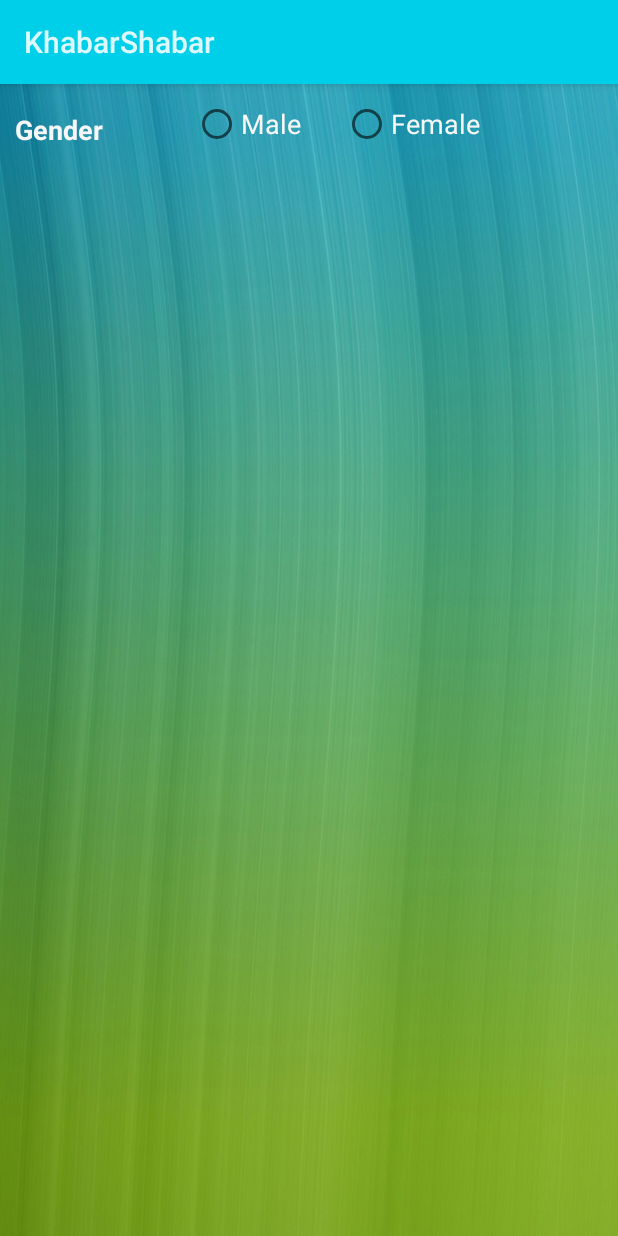
After one commit to SamaSamrin/KhabarShabarAgain, an Android app: the GuestPage screen opened directly, with no data from a screen before it, on a phone screen of 412 x 824 dp. The commit adds this screen. Run offline under Robolectric (Android 15) with nearby library versions, the phone set to English and light mode, and no system bars.

Commit message:
adding guest page, fixed login page

```diff
--- a/app/src/main/AndroidManifest.xml
+++ b/app/src/main/AndroidManifest.xml
@@ -30,6 +30,8 @@
             android:theme="@style/AppTheme.NoActionBar" />
         <activity android:name=".Login" />
         <activity android:name=".SignUp" />
+        <activity android:name=".CalculatorDemo" />
+        <activity android:name=".GuestPage"></activity>
     </application>
 
 </manifest>
--- /dev/null
+++ b/app/src/main/java/com/example/user/khabarshabar2/GuestPage.java
@@ -0,0 +1,13 @@
+package com.example.user.khabarshabar2;
+
+import android.app.Activity;
+import android.os.Bundle;
+
+public class GuestPage extends Activity {
+
+    @Override
+    protected void onCreate(Bundle savedInstanceState) {
+        super.onCreate(savedInstanceState);
+        setContentView(R.layout.activity_guest_page);
+    }
+}
--- a/app/src/main/java/com/example/user/khabarshabar2/Login.java
+++ b/app/src/main/java/com/example/user/khabarshabar2/Login.java
@@ -32,8 +32,8 @@ public class Login extends Activity {
         startActivity(i);
     }
 
-    public void goToSignUp(View view){
-        Intent i = new Intent(Login.this, SignUp.class);
+    public void goToGuestPage(View view){
+        Intent i = new Intent(Login.this, GuestPage.class);
         startActivity(i);
     }
 }
--- /dev/null
+++ b/app/src/main/res/layout/activity_guest_page.xml
@@ -0,0 +1,52 @@
+<?xml version="1.0" encoding="utf-8"?>
+<android.widget.RelativeLayout xmlns:android="http://schemas.android.com/apk/res/android"
+    xmlns:app="http://schemas.android.com/apk/res-auto"
+    xmlns:tools="http://schemas.android.com/tools"
+    android:layout_width="match_parent"
+    android:layout_height="match_parent"
+    android:background="@drawable/common_background"
+    tools:context="com.example.user.khabarshabar2.GuestPage">
+
+
+    <TextView
+        android:id="@+id/genderText"
+        android:layout_width="wrap_content"
+        android:layout_height="wrap_content"
+        android:layout_alignParentStart="true"
+        android:layout_alignParentTop="true"
+        android:layout_marginTop="8dp"
+        android:paddingStart="10dp"
+        android:paddingTop="10dp"
+        android:text="Gender "
+        android:textColor="@color/myWhite"
+        android:textSize="18sp"
+        android:textStyle="bold" />
+
+    <RadioGroup
+        android:layout_width="wrap_content"
+        android:layout_height="wrap_content"
+        android:layout_alignBottom="@+id/genderText"
+        android:layout_marginStart="55dp"
+        android:layout_toEndOf="@+id/genderText"
+        android:orientation="horizontal">
+
+        <RadioButton
+            android:id="@+id/male"
+            android:layout_width="100dp"
+            android:layout_height="wrap_content"
+            android:checked="false"
+            android:text="Male"
+            android:textColor="@color/myWhite"
+            android:textSize="18sp"
+            app:buttonTint="@color/myWhite" />
+        <RadioButton
+            android:layout_width="100dp"
+            android:layout_height="wrap_content"
+            android:id="@+id/female"
+            android:text="Female"
+            android:textColor="@color/myWhite"
+            android:textSize="18sp"/>
+
+    </RadioGroup>
+
+</android.widget.RelativeLayout>
```
Also changed, not shown: app/src/main/java/com/example/user/khabarshabar2/CalculatorDemo.java (added, +13 -0 lines), app/src/main/res/layout/activity_calculator_demo.xml (added, +9 -0 lines), app/src/main/res/layout/activity_login.xml (+6 -6 lines).
